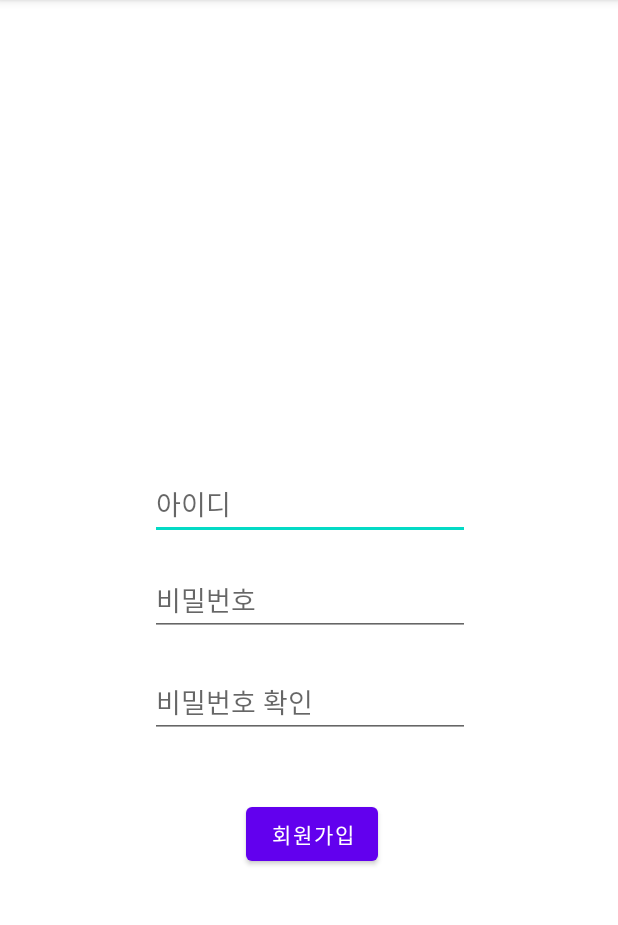
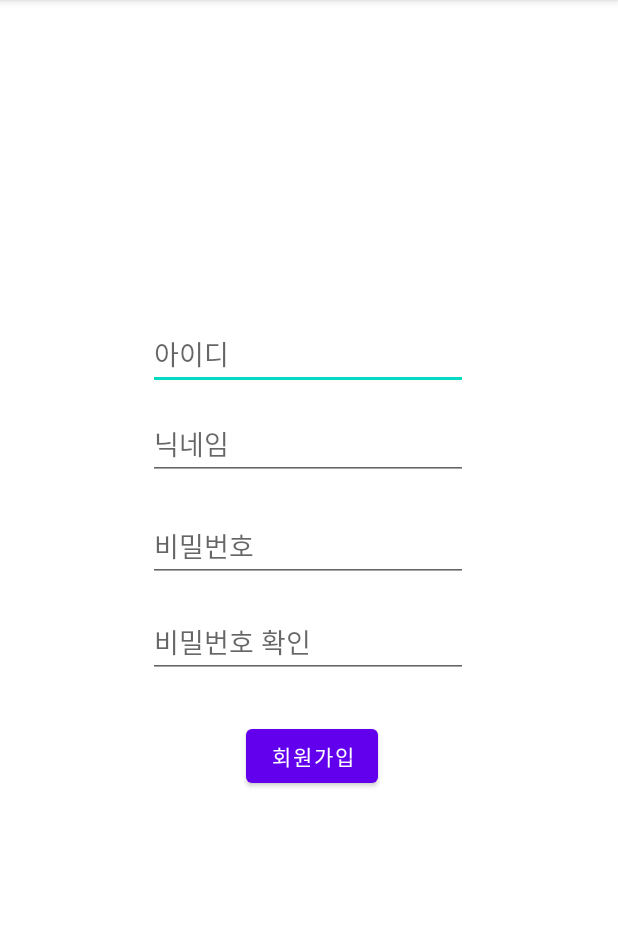
Before and after one commit to Laeti-Park/UNINOTE-APP, an Android app: the screen it shows after launch (RegisterActivity), after a tap on "회원가입", on a phone screen of 412 x 824 dp, the part 84-1009 px from its top. Run offline under Robolectric (Android 15) with nearby library versions, the phone set to English and light mode, and no system bars; our stand-ins replace data binding.

Commit message:
220313 Add Retrofit, MainActivity, MenuActivity

```diff
--- a/app/build.gradle
+++ b/app/build.gradle
@@ -49,4 +49,8 @@ dependencies {
     testImplementation 'junit:junit:4.+'
     androidTestImplementation 'androidx.test.ext:junit:1.1.3'
     androidTestImplementation 'androidx.test.espresso:espresso-core:3.4.0'
+
+    implementation 'com.squareup.retrofit2:retrofit:2.5.0'
+    implementation 'com.squareup.retrofit2:converter-gson:2.5.0'
+    implementation 'com.squareup.retrofit2:converter-scalars:2.5.0'
 }
--- a/app/src/main/AndroidManifest.xml
+++ b/app/src/main/AndroidManifest.xml
@@ -1,8 +1,12 @@
 <?xml version="1.0" encoding="utf-8"?>
 <manifest xmlns:android="http://schemas.android.com/apk/res/android"
     package="com.example.schoollifeproject">
+    <uses-permission android:name="android.permission.INTERNET" />
 
     <application
+
+        android:usesCleartextTraffic="true"
+        android:networkSecurityConfig="@xml/network_security_config"
         android:allowBackup="true"
         android:icon="@mipmap/ic_launcher"
         android:label="@string/app_name"
--- /dev/null
+++ b/app/src/main/java/com/example/schoollifeproject/APIS_login.kt
@@ -0,0 +1,46 @@
+package com.example.schoollifeproject
+
+import com.google.gson.Gson
+import com.google.gson.GsonBuilder
+import retrofit2.Call
+import retrofit2.Retrofit
+import retrofit2.converter.gson.GsonConverterFactory
+import retrofit2.http.*
+
+
+interface APIS_login {
+    @FormUrlEncoded
+    @POST(MyApp.Select_url)
+    @Headers(
+        "accept: application/json",
+        "content-type: application/x-www-form-urlencoded; charset=utf-8"
+    )
+    //post로 서버에 데이터를 보내는 메서드
+    fun login_users(
+        // 서버에 Post방식으로 보낼 떄 사용하는  파라미터의 키 값
+        //ex)@Field('키') =>  $_POST['키']
+        @Field("userID") userID: String
+    ): Call<PostModel>
+
+    @FormUrlEncoded
+    @POST(MyApp.Register_url)
+    fun register_users(
+        @Field("createID") createID: String,
+        @Field("createPassword") createPassword: String,
+        @Field("createName") createName: String
+    ): Call<PostModel>
+
+    companion object { // static 처럼 공유객체로 사용가능함. 모든 인스턴스가 공유하는 객체로서 동작함.
+        //서버 IP만 입력해주세요~
+        private const val BASE_URL = "http://220.118.54.17"
+        fun create(): APIS_login {
+            val gson: Gson = GsonBuilder().setLenient().create();
+            return Retrofit.Builder()
+                .baseUrl(BASE_URL)
+                .addConverterFactory(GsonConverterFactory.create(gson))
+                .build()
+                .create(APIS_login::class.java)
+        }
+    }
+
+}
--- a/app/src/main/res/layout/activity_register.xml
+++ b/app/src/main/res/layout/activity_register.xml
@@ -1,8 +1,8 @@
 <?xml version="1.0" encoding="utf-8"?>
-<layout>
-    <androidx.constraintlayout.widget.ConstraintLayout xmlns:android="http://schemas.android.com/apk/res/android"
-        xmlns:app="http://schemas.android.com/apk/res-auto"
-        xmlns:tools="http://schemas.android.com/tools"
+<layout xmlns:tools="http://schemas.android.com/tools"
+    xmlns:android="http://schemas.android.com/apk/res/android"
+    xmlns:app="http://schemas.android.com/apk/res-auto">
+    <androidx.constraintlayout.widget.ConstraintLayout
         android:layout_width="match_parent"
         android:layout_height="match_parent"
         tools:context=".RegisterActivity">
@@ -11,12 +11,12 @@
             android:id="@+id/edit_id"
             android:layout_width="wrap_content"
             android:layout_height="wrap_content"
-            android:layout_marginTop="312dp"
+            android:layout_marginTop="212dp"
             android:ems="10"
             android:hint="아이디"
             android:inputType="textPersonName"
             app:layout_constraintEnd_toEndOf="parent"
-            app:layout_constraintHorizontal_bias="0.502"
+            app:layout_constraintHorizontal_bias="0.497"
             app:layout_constraintStart_toStartOf="parent"
             app:layout_constraintTop_toTopOf="parent" />
 
@@ -24,12 +24,12 @@
             android:id="@+id/edit_pw"
             android:layout_width="wrap_content"
             android:layout_height="wrap_content"
-            android:layout_marginTop="16dp"
+            android:layout_marginTop="80dp"
             android:ems="10"
             android:hint="비밀번호"
             android:inputType="textPassword"
             app:layout_constraintEnd_toEndOf="parent"
-            app:layout_constraintHorizontal_bias="0.502"
+            app:layout_constraintHorizontal_bias="0.497"
             app:layout_constraintStart_toStartOf="parent"
             app:layout_constraintTop_toBottomOf="@+id/edit_id" />
 
@@ -37,12 +37,12 @@
             android:id="@+id/edit_pw_re"
             android:layout_width="wrap_content"
             android:layout_height="wrap_content"
-            android:layout_marginTop="20dp"
+            android:layout_marginTop="16dp"
             android:ems="10"
             android:hint="비밀번호 확인"
             android:inputType="textPassword"
             app:layout_constraintEnd_toEndOf="parent"
-            app:layout_constraintHorizontal_bias="0.502"
+            app:layout_constraintHorizontal_bias="0.497"
             app:layout_constraintStart_toStartOf="parent"
             app:layout_constraintTop_toBottomOf="@+id/edit_pw" />
 
@@ -50,12 +50,24 @@
             android:id="@+id/btn_register"
             android:layout_width="wrap_content"
             android:layout_height="wrap_content"
-            android:layout_marginTop="40dp"
+            android:layout_marginTop="28dp"
             android:layout_marginEnd="160dp"
-            android:layout_marginRight="160dp"
             android:text="회원가입"
             app:layout_constraintEnd_toEndOf="parent"
             app:layout_constraintTop_toBottomOf="@+id/edit_pw_re" />
 
+        <EditText
+            android:id="@+id/edit_name"
+            android:layout_width="wrap_content"
+            android:layout_height="wrap_content"
+            android:layout_marginTop="272dp"
+            android:ems="10"
+            android:hint="닉네임"
+            android:inputType="textPersonName"
+            app:layout_constraintEnd_toEndOf="parent"
+            app:layout_constraintHorizontal_bias="0.497"
+            app:layout_constraintStart_toStartOf="parent"
+            app:layout_constraintTop_toTopOf="parent" />
+
     </androidx.constraintlayout.widget.ConstraintLayout>
 </layout>
--- a/app/src/main/res/layout/item_contacts.xml
+++ b/app/src/main/res/layout/item_contacts.xml
@@ -4,8 +4,8 @@
         android:layout_width="match_parent"
         android:layout_height="wrap_content"
         android:orientation="vertical"
+        android:background="@drawable/underline"
         android:padding="50dp">
-
         <TextView
             android:id="@+id/title"
             android:layout_width="match_parent"
--- /dev/null
+++ b/app/src/main/res/xml/network_security_config.xml
@@ -0,0 +1,6 @@
+<?xml version="1.0" encoding="utf-8"?>
+<network-security-config>
+    <domain-config cleartextTrafficPermitted="true">
+        <domain includeSubdomains="true">220.118.54.17</domain>
+    </domain-config>
+</network-security-config>
```
Also changed, not shown: app/src/main/java/com/example/schoollifeproject/MainActivity.kt (+38 -17 lines), app/src/main/java/com/example/schoollifeproject/MenuActivity.kt (+8 -1 lines), app/src/main/java/com/example/schoollifeproject/MyApp.kt (added, +11 -0 lines), app/src/main/java/com/example/schoollifeproject/PostModel.kt (added, +21 -0 lines), app/src/main/java/com/example/schoollifeproject/RegisterActivity.kt (+34 -17 lines), app/src/main/res/drawable/underline.xml (added, +22 -0 lines), app/src/main/res/layout/activity_menu.xml (+12 -4 lines).
